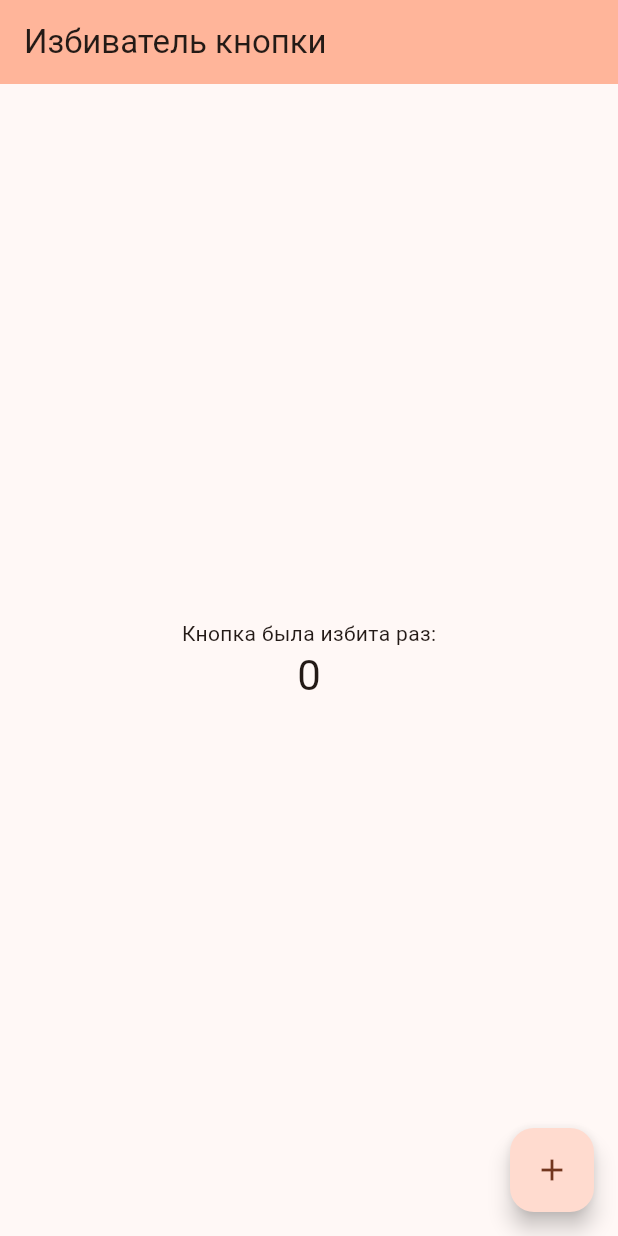
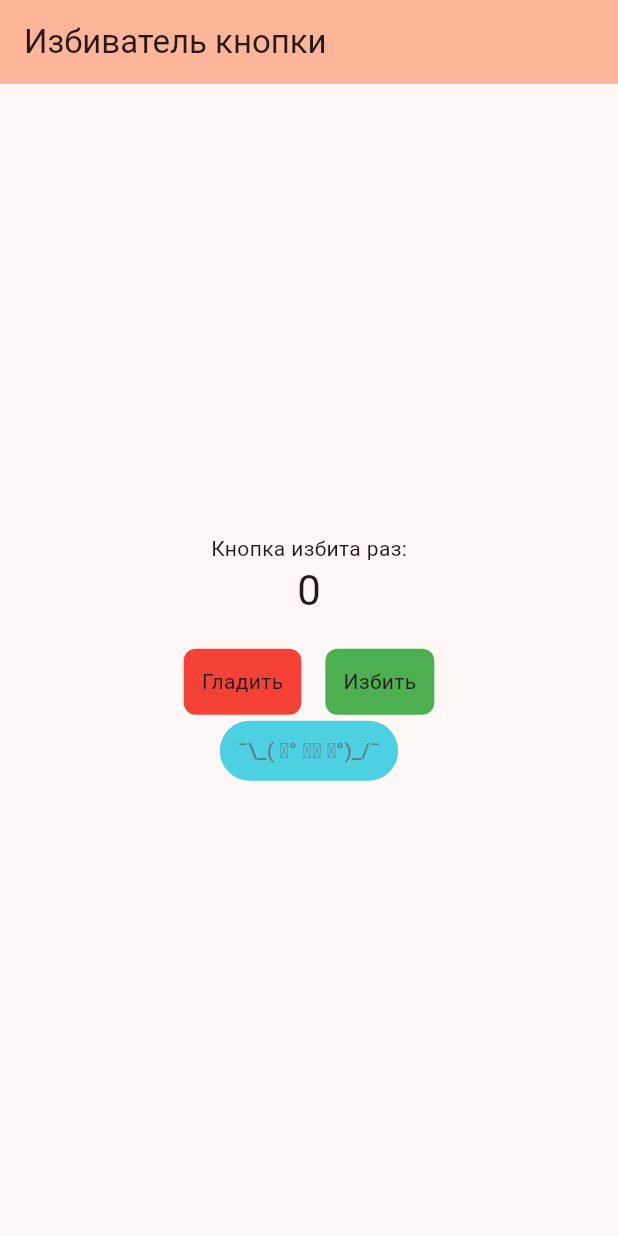
Before and after one commit to Bra1nButter/MobileDevCourse_KubSAU, a Flutter app: the screen it shows after launch, on a phone screen of 412 x 824 dp. Run offline on Flutter 3.47's test engine with Material 3 defaults, Android fonts, the phone set to English and light mode, and no system bars.

Commit message:
update: lab3 buttons rework

```diff
--- a/lab3/lib/main.dart
+++ b/lab3/lib/main.dart
@@ -40,8 +40,15 @@ class _MyHomePageState extends State<MyHomePage> {
 
   void _decreaseCounter(){
     setState(() {
-      if (_counter >0)
+      if (_counter >0){
       _counter--;
+      }
+    });
+  }
+
+  void _resetCounter(){
+    setState(() {
+      _counter = 0;
     });
   }
 
@@ -56,20 +63,43 @@ class _MyHomePageState extends State<MyHomePage> {
         child: Column(
     mainAxisAlignment: MainAxisAlignment.center,
     children: <Widget>[
-            const Text(
-              'Кнопка была избита раз:',
-            ),
+    const Text('Кнопка избита раз:'),
     Text(
     '$_counter',
     style: Theme.of(context).textTheme.headlineMedium,
     ),
+    const SizedBox(height: 21),
+    const SizedBox(),
+    Row(
+    mainAxisAlignment: MainAxisAlignment.center,
+    children: <Widget>[
+      InkWell(onTap: _decreaseCounter, borderRadius: BorderRadius.circular(8),
+    child: Container(
+    padding: EdgeInsets.all(12),
+    decoration: BoxDecoration(color: Colors.red, borderRadius: BorderRadius.circular(8)),
+    child: Text('Гладить')
+    ),
+    ),
+    SizedBox(width: 16),
+
+    InkWell(onTap: _increaseCounter, borderRadius: BorderRadius.circular(8),
+    child: Container(
+    padding: EdgeInsets.all(12),
+    decoration: BoxDecoration(color: Colors.green, borderRadius: BorderRadius.circular(8)),
+    child: Text('Избить'),
+    ),
+    ),
     ],
     ),
+    TextButton(
+        onPressed: _resetCounter,
+        style: TextButton.styleFrom(
+            foregroundColor: Colors.blueGrey,
+          backgroundColor: Colors.cyan.shade300
         ),
-      floatingActionButton: FloatingActionButton(
-        onPressed: _increaseCounter,
-        tooltip: 'Increment',
-        child: const Icon(Icons.add),
+        child: const Text(r"¯\_( ͡° ͜ʖ ͡°)_/¯")),
+    ],
+    ),
     ),
     );
   }
```
Lines whose indentation alone changed are shown as unchanged.
